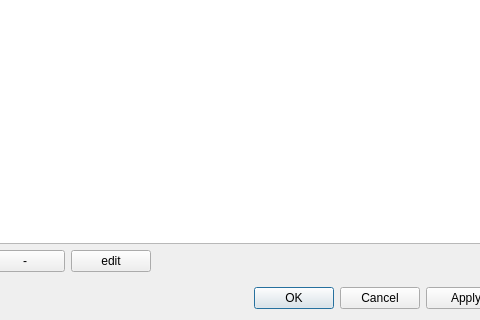
Old version of the form resources/ui/ui_lizmap.ui in the repository 3liz/lizmap-plugin; both pictures show x 381 to 861 and y 389 to 709 of the 984 by 709 pixel window.
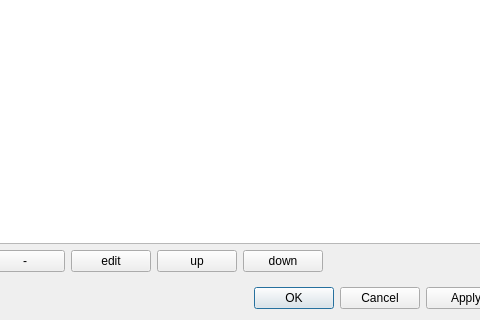
New version of the form. The open tabs and pages were chosen to show the change. Custom widgets are drawn as their Qt base class.

Commit message: add move up/down tooltip, alternate row colors

```diff
--- a/resources/ui/ui_lizmap.ui
+++ b/resources/ui/ui_lizmap.ui
@@ -2643,6 +2643,20 @@
                    </property>
                   </widget>
                  </item>
+                 <item>
+                  <widget class="QPushButton" name="up_tooltip_button">
+                   <property name="text">
+                    <string notr="true">up</string>
+                   </property>
+                  </widget>
+                 </item>
+                 <item>
+                  <widget class="QPushButton" name="down_tooltip_button">
+                   <property name="text">
+                    <string notr="true">down</string>
+                   </property>
+                  </widget>
+                 </item>
                  <item>
                   <spacer name="horizontalSpacer_14">
                    <property name="orientation">
```
Left out of the diff: 60 changed lines with no effect on the pictures. The commit also changes 2 other files.
